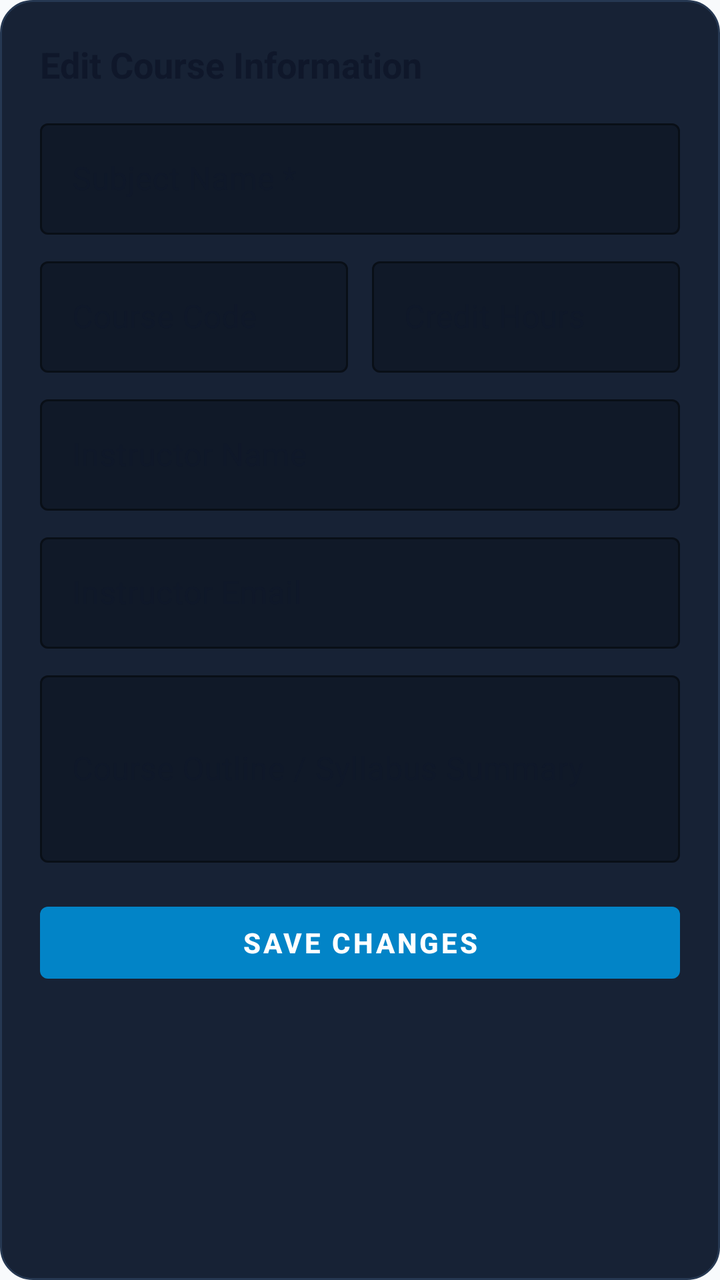
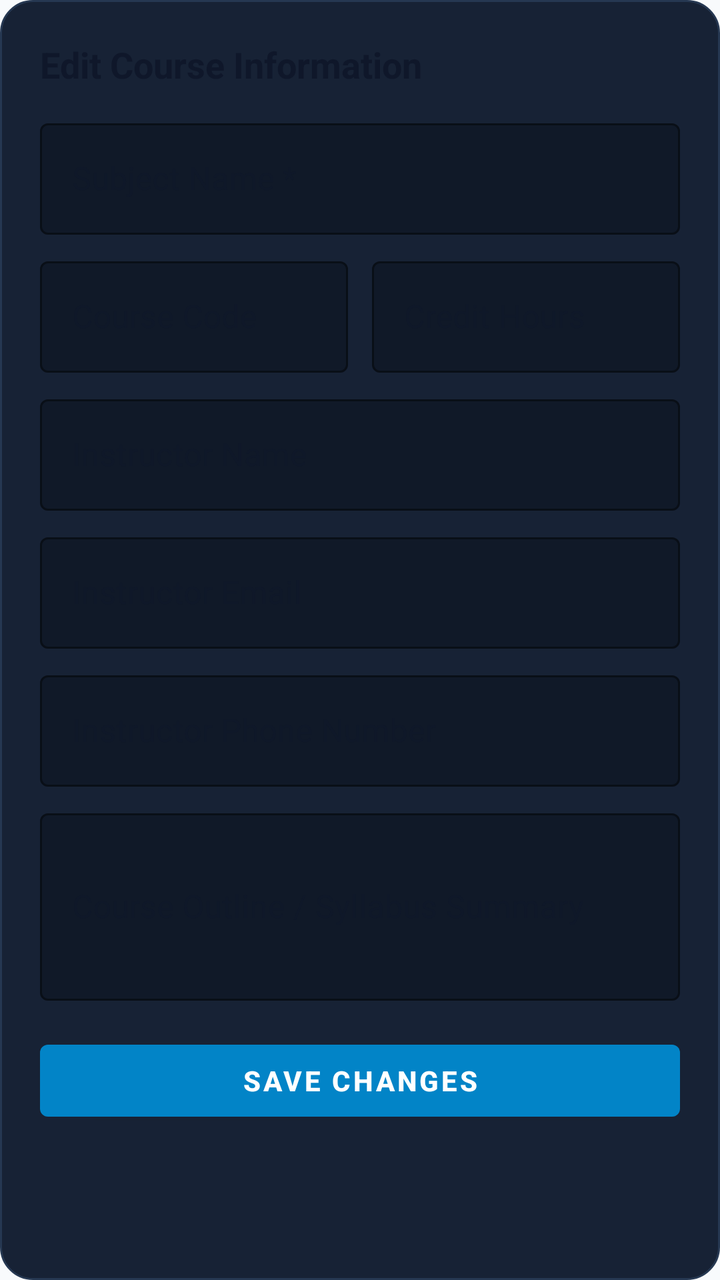

Before-and-after screenshots of an Android layout around one commit, followed by the original layout XML and the change that was made.
<!-- AndroidManifest.xml: application theme Theme.LifeSync -->
<!-- res/layout/dialog_edit_subject.xml -->
<?xml version="1.0" encoding="utf-8"?>
<LinearLayout xmlns:android="http://schemas.android.com/apk/res/android"
    xmlns:app="http://schemas.android.com/apk/res-auto"
    android:layout_width="match_parent"
    android:layout_height="wrap_content"
    android:background="@drawable/bg_dialog_obsidian_solid"
    android:orientation="vertical"
    android:padding="20dp">

    <TextView
        android:layout_width="wrap_content"
        android:layout_height="wrap_content"
        android:text="Edit Course Information"
        android:textColor="@color/text_primary"
        android:textSize="18sp"
        android:textStyle="bold" />

    <com.google.android.material.textfield.TextInputLayout
        style="@style/Widget.MaterialComponents.TextInputLayout.OutlinedBox"
        android:layout_width="match_parent"
        android:layout_height="wrap_content"
        android:layout_marginTop="12dp"
        app:boxBackgroundColor="#101928"
        app:boxStrokeColor="#263852"
        android:hint="Subject Name *">

        <com.google.android.material.textfield.TextInputEditText
            android:id="@+id/etEditSubjectName"
            android:layout_width="match_parent"
            android:layout_height="wrap_content"
            android:textColor="@color/text_primary"
            android:inputType="textCapWords" />
    </com.google.android.material.textfield.TextInputLayout>

    <LinearLayout
        android:layout_width="match_parent"
        android:layout_height="wrap_content"
        android:layout_marginTop="8dp"
        android:orientation="horizontal">

        <com.google.android.material.textfield.TextInputLayout
            style="@style/Widget.MaterialComponents.TextInputLayout.OutlinedBox"
            android:layout_width="0dp"
            android:layout_height="wrap_content"
            android:layout_marginEnd="6dp"
            android:layout_weight="1"
            app:boxBackgroundColor="#101928"
            app:boxStrokeColor="#263852"
            android:hint="Course Code">

            <com.google.android.material.textfield.TextInputEditText
                android:id="@+id/etEditSubjectCode"
                android:layout_width="match_parent"
                android:layout_height="wrap_content"
                android:textColor="@color/text_primary"
                android:inputType="textCapCharacters" />
        </com.google.android.material.textfield.TextInputLayout>

        <com.google.android.material.textfield.TextInputLayout
            style="@style/Widget.MaterialComponents.TextInputLayout.OutlinedBox"
            android:layout_width="0dp"
            android:layout_height="wrap_content"
            android:layout_marginStart="6dp"
            android:layout_weight="1"
            app:boxBackgroundColor="#101928"
            app:boxStrokeColor="#263852"
            android:hint="Credit Hours">

            <com.google.android.material.textfield.TextInputEditText
                android:id="@+id/etEditSubjectCredits"
                android:layout_width="match_parent"
                android:layout_height="wrap_content"
                android:textColor="@color/text_primary"
                android:inputType="number" />
        </com.google.android.material.textfield.TextInputLayout>
    </LinearLayout>

    <com.google.android.material.textfield.TextInputLayout
        style="@style/Widget.MaterialComponents.TextInputLayout.OutlinedBox"
        android:layout_width="match_parent"
        android:layout_height="wrap_content"
        android:layout_marginTop="8dp"
        app:boxBackgroundColor="#101928"
        app:boxStrokeColor="#263852"
        android:hint="Instructor Name">

        <com.google.android.material.textfield.TextInputEditText
            android:id="@+id/etEditSubjectInstructor"
            android:layout_width="match_parent"
            android:layout_height="wrap_content"
            android:textColor="@color/text_primary"
            android:inputType="textPersonName" />
    </com.google.android.material.textfield.TextInputLayout>

    <com.google.android.material.textfield.TextInputLayout
        style="@style/Widget.MaterialComponents.TextInputLayout.OutlinedBox"
        android:layout_width="match_parent"
        android:layout_height="wrap_content"
        android:layout_marginTop="8dp"
        app:boxBackgroundColor="#101928"
        app:boxStrokeColor="#263852"
        android:hint="Instructor Email">

        <com.google.android.material.textfield.TextInputEditText
            android:id="@+id/etEditSubjectEmail"
            android:layout_width="match_parent"
            android:layout_height="wrap_content"
            android:textColor="@color/text_primary"
            android:inputType="textEmailAddress" />
    </com.google.android.material.textfield.TextInputLayout>

    <com.google.android.material.textfield.TextInputLayout
        style="@style/Widget.MaterialComponents.TextInputLayout.OutlinedBox"
        android:layout_width="match_parent"
        android:layout_height="wrap_content"
        android:layout_marginTop="8dp"
        app:boxBackgroundColor="#101928"
        app:boxStrokeColor="#263852"
        android:hint="Course Outline / Syllabus Summary">

        <com.google.android.material.textfield.TextInputEditText
            android:id="@+id/etEditSubjectSyllabus"
            android:layout_width="match_parent"
            android:layout_height="wrap_content"
            android:textColor="@color/text_primary"
            android:inputType="textMultiLine"
            android:lines="3" />
    </com.google.android.material.textfield.TextInputLayout>

    <com.google.android.material.button.MaterialButton
        android:id="@+id/btnSaveEditSubject"
        android:layout_width="match_parent"
        android:layout_height="48dp"
        android:layout_marginTop="16dp"
        android:text="Save Changes"
        android:textSize="14sp"
        android:textStyle="bold" />

</LinearLayout>
<!-- resources referenced by this layout -->
<resources>
  <color name="text_primary">#0F172A</color>
  <!-- drawable bg_dialog_obsidian_solid (drawable) -->
  <?xml version="1.0" encoding="utf-8"?>
  <shape xmlns:android="http://schemas.android.com/apk/res/android"
      android:shape="rectangle">
      <solid android:color="#172235" />
      <corners android:radius="16dp" />
      <stroke
          android:width="1dp"
          android:color="#263852" />
  </shape>
  <style name="Theme.LifeSync" parent="Theme.MaterialComponents.DayNight.NoActionBar">
          <item name="colorPrimary">@color/primary</item>
          <item name="colorPrimaryVariant">@color/primary_variant</item>
          <item name="colorOnPrimary">@color/on_primary</item>
          <item name="colorSecondary">@color/secondary</item>
          <item name="colorSecondaryVariant">@color/secondary_variant</item>
          <item name="colorOnSecondary">@color/on_secondary</item>
          <item name="colorSurface">@color/surface</item>
          <item name="colorOnSurface">@color/text_primary</item>
          <item name="colorOnBackground">@color/text_primary</item>
          <item name="colorOnSurfaceVariant">@color/text_secondary</item>
          <item name="android:colorBackground">@color/background</item>
          <item name="android:windowBackground">@color/background</item>
          <item name="android:textColorPrimary">@color/text_primary</item>
          <item name="android:textColorSecondary">@color/text_secondary</item>
          <item name="android:statusBarColor">@color/background</item>
          <item name="android:windowLightStatusBar">true</item>
          <item name="android:navigationBarColor">@color/background</item>
          <item name="materialCardViewStyle">@style/CardElevationRounded</item>
          <item name="android:textViewStyle">@style/DuoRhythmTextView</item>
          <item name="android:editTextStyle">@style/DuoRhythmEditText</item>
          <item name="editTextStyle">@style/DuoRhythmEditText</item>
      </style>
  <color name="primary">#0284C7</color>
  <color name="primary_variant">#0369A1</color>
  <color name="on_primary">#FFFFFF</color>
  <color name="secondary">#7C3AED</color>
  <color name="secondary_variant">#6D28D9</color>
  <color name="on_secondary">#FFFFFF</color>
  <color name="surface">#FFFFFF</color>
  <color name="text_secondary">#64748B</color>
  <color name="background">#F8FAFC</color>
  <style name="CardElevationRounded" parent="Widget.MaterialComponents.CardView">
          <item name="cardCornerRadius">22dp</item>
          <item name="cardElevation">2dp</item>
          <item name="strokeWidth">1dp</item>
          <item name="strokeColor">@color/card_stroke</item>
          <item name="cardBackgroundColor">@color/surface_card</item>
      </style>
  <style name="DuoRhythmTextView" parent="android:Widget.TextView">
          <item name="android:lineSpacingExtra">2dp</item>
          <item name="android:fontFamily">sans-serif</item>
          <item name="android:includeFontPadding">true</item>
      </style>
  <style name="DuoRhythmEditText" parent="android:Widget.EditText">
          <item name="android:lineSpacingExtra">2dp</item>
          <item name="android:fontFamily">sans-serif</item>
          <item name="android:includeFontPadding">true</item>
          <item name="android:textColor">@color/text_primary</item>
          <item name="android:textColorHint">@color/text_secondary</item>
      </style>
  <color name="card_stroke">#E2E8F0</color>
  <color name="surface_card">#FFFFFF</color>
</resources>

<!-- the commit's change to res/layout/dialog_edit_subject.xml (unified diff, before → after) -->
@@ -110,6 +110,24 @@
     </com.google.android.material.textfield.TextInputLayout>
 
     <com.google.android.material.textfield.TextInputLayout
+        android:id="@+id/tilEditSubjectPhone"
+        style="@style/Widget.MaterialComponents.TextInputLayout.OutlinedBox"
+        android:layout_width="match_parent"
+        android:layout_height="wrap_content"
+        android:layout_marginTop="8dp"
+        app:boxBackgroundColor="#101928"
+        app:boxStrokeColor="#263852"
+        android:hint="Instructor Phone Number">
+
+        <com.google.android.material.textfield.TextInputEditText
+            android:id="@+id/etEditSubjectPhone"
+            android:layout_width="match_parent"
+            android:layout_height="wrap_content"
+            android:textColor="@color/text_primary"
+            android:inputType="phone" />
+    </com.google.android.material.textfield.TextInputLayout>
+
+    <com.google.android.material.textfield.TextInputLayout
         style="@style/Widget.MaterialComponents.TextInputLayout.OutlinedBox"
         android:layout_width="match_parent"
         android:layout_height="wrap_content"
